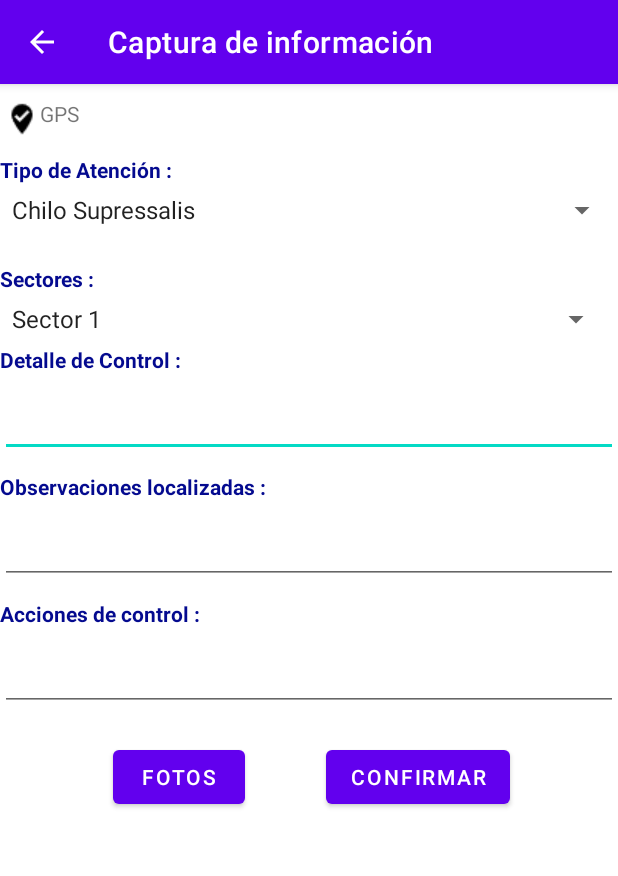
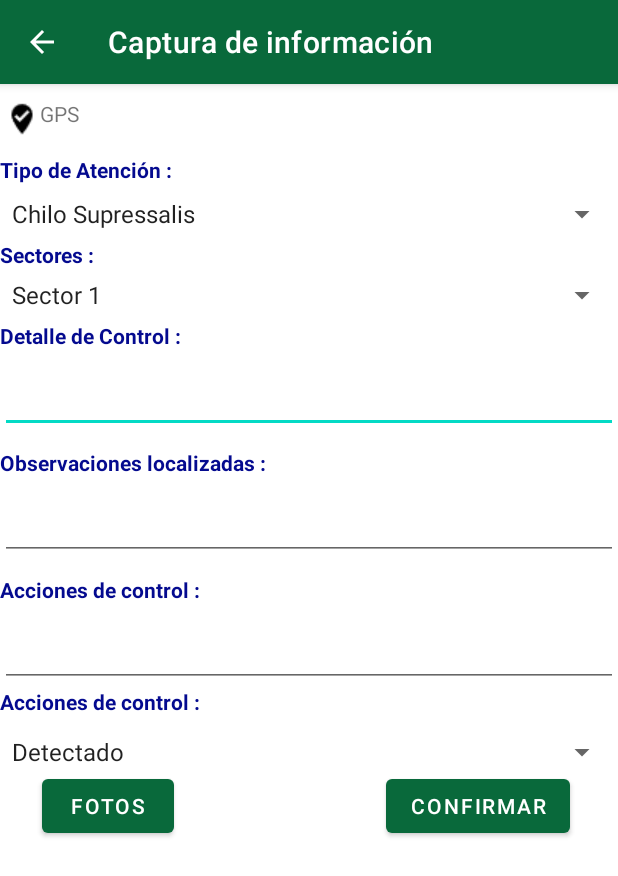
Before and after one commit to SmartFastSolution/Proyectodemoandroid, an Android app: the activity_capturadata screen opened directly, with no data from a screen before it, on a phone screen of 412 x 824 dp. Shown: the top 876 px of the screen. Run offline under Robolectric (Android 15) with nearby library versions, the phone set to English and light mode, and no system bars.

Commit message:
Actualización del sistema movil con los ultimos cambios solicitados

```diff
--- a/app/src/main/AndroidManifest.xml
+++ b/app/src/main/AndroidManifest.xml
@@ -20,7 +20,7 @@
         android:allowBackup="true"
         android:icon="@mipmap/ic_launcher"
         android:label="@string/app_name"
-        android:roundIcon="@mipmap/ic_launcher_round"
+        android:roundIcon="@drawable/logosanfelipe"
         android:supportsRtl="true"
         android:theme="@style/Theme.Proyectodemoandroid">
 
--- a/app/src/main/java/com/ec/proyectodemoandroid/AdaptadorAtenciones.java
+++ b/app/src/main/java/com/ec/proyectodemoandroid/AdaptadorAtenciones.java
@@ -39,7 +39,7 @@ public class AdaptadorAtenciones extends RecyclerView.Adapter<AdaptadorAtencione
         // Obtener los datos de la lista
         String tipoplaga = obj.getTipoplaga();
         String detallecontrol = obj.getDetallecontrol();
-        String fechaatencion = obj.getFechaatencion();
+        String fechaatencion = obj.getEstado() + " " + obj.getFechaatencion();
         float id = obj.getId();
         // Y poner a los TextView los datos con setText
         myViewHolder.tipoplaga.setText(tipoplaga);
--- a/app/src/main/java/com/ec/proyectodemoandroid/HelpDataBase.java
+++ b/app/src/main/java/com/ec/proyectodemoandroid/HelpDataBase.java
@@ -21,7 +21,7 @@ public class HelpDataBase extends SQLiteOpenHelper {
     @Override
     public void onCreate(SQLiteDatabase db) {
 
-        db.execSQL(String.format("CREATE TABLE IF NOT EXISTS %s(idatencion integer primary key autoincrement, idtipoplaga int, tipoplaga text, idsector int, detallecontrol text, observacion text, acciones text, fechaatencion text, latitud text, longitud text, fotos text, idusuario integer, estado integer)",
+        db.execSQL(String.format("CREATE TABLE IF NOT EXISTS %s(idatencion integer primary key autoincrement, idtipoplaga int, tipoplaga text, idsector int, detallecontrol text, observacion text, acciones text, fechaatencion text, latitud text, longitud text, fotos text, idusuario integer, estado text)",
                 NOMBRE_TABLA_ATENCIONES));
         db.execSQL(String.format("CREATE TABLE IF NOT EXISTS %s(idplaga integer, detalleplaga text)",
                 NOMBRE_TABLA_TIPOPLAGA));
@@ -43,6 +43,8 @@ public class HelpDataBase extends SQLiteOpenHelper {
         db.execSQL(ROW1);
         ROW1  = "INSERT INTO " + NOMBRE_TABLA_TIPOPLAGA + " (idplaga, detalleplaga) Values (5,'Malas hierbas');";
         db.execSQL(ROW1);
+        ROW1  = "INSERT INTO " + NOMBRE_TABLA_TIPOPLAGA + " (idplaga, detalleplaga) Values (6,'Agallador');";
+        db.execSQL(ROW1);
 
         ROW1  = "INSERT INTO " + NOMBRE_TABLA_SECTORES + " (idsector, detallesector) Values (1,'Sector 1');";
         db.execSQL(ROW1);
@@ -50,23 +52,12 @@ public class HelpDataBase extends SQLiteOpenHelper {
         db.execSQL(ROW1);
         ROW1  = "INSERT INTO " + NOMBRE_TABLA_SECTORES + " (idsector, detallesector) Values (3,'Sector 3');";
         db.execSQL(ROW1);
-
-        /*
-        ROW1  = "INSERT INTO " + NOMBRE_TABLA_ATENCIONES + " (idtipoplaga, tipoplaga, idsector, detallecontrol, observacion, acciones, fechaatencion, latitud, longitud, fotos, idusuario) " +
-                        "Values (1,'Chilo Supressalis',1,'Primer control', 'Se detecta daño en los márgenes o lindes de los arrozales y zonas con mayor densidad de siembra', 'Recomendamos el uso Confirm® 240 LV. Es un insecticida formulado a base de Tebufenocida 247 g/l y preparado de forma autosuspensible, que le confiere resistencia al lavado', '08/05/2021', '-2.05709746', '-79.9930006192', '', 3);";
+        ROW1  = "INSERT INTO " + NOMBRE_TABLA_SECTORES + " (idsector, detallesector) Values (3,'Sector 4');";
         db.execSQL(ROW1);
-
-        ROW1  = "INSERT INTO " + NOMBRE_TABLA_ATENCIONES + " (idtipoplaga, tipoplaga, idsector, detallecontrol, observacion, acciones, fechaatencion, latitud, longitud, fotos, idusuario) " +
-                "Values (2,'Rosquillas',2,'Segundo control', 'Se detecta daño en los márgenes o lindes de los arrozales y zonas con mayor densidad de siembra', 'Recomendamos el uso Confirm® 240 LV. Es un insecticida formulado a base de Tebufenocida 247 g/l y preparado de forma autosuspensible, que le confiere resistencia al lavado', '09/05/2021', '-2.057394089', '-79.9936275376', '', 3);";
+        ROW1  = "INSERT INTO " + NOMBRE_TABLA_SECTORES + " (idsector, detallesector) Values (3,'Sector 5');";
         db.execSQL(ROW1);
-
-        ROW1  = "INSERT INTO " + NOMBRE_TABLA_ATENCIONES + " (idtipoplaga, tipoplaga, idsector, detallecontrol, observacion, acciones, fechaatencion, latitud, longitud, fotos, idusuario) " +
-                "Values (3,'Pudenta',3,'Primer control', 'Se ha observado ya su presencia en rabo de gato (Polypogon spp.) de las lindes, en focos y también sobre el cultivo de arroz', 'Es importante eliminar las poblaciones de rabo de gato de las orillas e interior de las parcelas, ya que de esta manera evitamos que la primera generación de Pudenta se complete y pase al arroz próximo', '10/05/2021', '-2.0568320615', '-79.9932232446', '', 3);";
+        ROW1  = "INSERT INTO " + NOMBRE_TABLA_SECTORES + " (idsector, detallesector) Values (3,'Sector 6');";
         db.execSQL(ROW1);
-        */
-
-
-
 
     }
 
--- a/app/src/main/java/com/ec/proyectodemoandroid/activity_capturadata.java
+++ b/app/src/main/java/com/ec/proyectodemoandroid/activity_capturadata.java
@@ -47,7 +47,7 @@ public class activity_capturadata extends AppCompatActivity implements LocationL
     private TextView lblGPSRun;
 
     private Button bntConfirmar, bntFotos;
-    private Spinner listTipoAtencion, listSectores;
+    private Spinner listTipoAtencion, listSectores, listEstados;
     private TextView txtDetalleControl, txtObservacionesControl, txtAccionesControl;
 
     protected LocationManager locationManager;
@@ -64,6 +64,7 @@ public class activity_capturadata extends AppCompatActivity implements LocationL
 
     private ArrayAdapter<String> adapter;
     private ArrayAdapter<String> adapter1;
+    private ArrayAdapter<String> adapter2;
 
     @Override
     protected void onCreate(Bundle savedInstanceState) {
@@ -78,6 +79,8 @@ public class activity_capturadata extends AppCompatActivity implements LocationL
 
         listTipoAtencion = (Spinner) findViewById(R.id.listTipoAtencion);
         listSectores = (Spinner) findViewById(R.id.listSectores);
+        listEstados =  (Spinner) findViewById(R.id.listEstados);
+
         bntConfirmar = findViewById(R.id.bntConfirmar);
         bntFotos = findViewById(R.id.bntFotos);
 
@@ -151,6 +154,7 @@ public class activity_capturadata extends AppCompatActivity implements LocationL
             String observaciones = txtObservacionesControl.getText().toString();
             String acciones = txtAccionesControl.getText().toString();
             String fechaatencion = sdf.format(new Date());
+            String estado = listEstados.getSelectedItem().toString();
 
 
             String ls_lat = "";
@@ -159,10 +163,10 @@ public class activity_capturadata extends AppCompatActivity implements LocationL
             try{ls_lon = lblGPSRun.getText().toString().equals("")? "" : lblGPSRun.getText().toString().split(";")[1].trim(); }catch (Exception e){ls_lon = "";}
 
             if(lc_idAtencion.equals("")){
-                Atenciones oInsert = new Atenciones(idtipoplaga, tipoplaga, idsector, detallecontrol, observaciones, acciones, fechaatencion, ls_lat, ls_lon, lc_fotos,"1", "0");
+                Atenciones oInsert = new Atenciones(idtipoplaga, tipoplaga, idsector, detallecontrol, observaciones, acciones, fechaatencion, ls_lat, ls_lon, lc_fotos,"1", estado);
                 atencionesController.nuevaAtencion(oInsert);
-            }else if(lc_estado.equals("0")){
-                Atenciones oUpdate = new Atenciones(idtipoplaga, tipoplaga, idsector, detallecontrol, observaciones, acciones, fechaatencion, ls_lat, ls_lon, lc_fotos, "1", "1", Long.valueOf(lc_idAtencion));
+            }else if(!lc_estado.equals("Detectado")){
+                Atenciones oUpdate = new Atenciones(idtipoplaga, tipoplaga, idsector, detallecontrol, observaciones, acciones, fechaatencion, ls_lat, ls_lon, lc_fotos, "1", estado, Long.valueOf(lc_idAtencion));
                 atencionesController.actualizarAtencion(oUpdate);
             }else{
                 Toast.makeText(activity_capturadata.this, "No es posible modificar atenciones enviadas, contacte con el coordinador", Toast.LENGTH_SHORT).show();
@@ -195,6 +199,16 @@ public class activity_capturadata extends AppCompatActivity implements LocationL
         adapter1 = new ArrayAdapter<String>(this, android.R.layout.simple_spinner_item, sourceSector);
         adapter1.setDropDownViewResource(android.R.layout.simple_spinner_dropdown_item);
         listSectores.setAdapter(adapter1);
+
+        List<String> sourceEstados =  new ArrayList<>();
+        sourceEstados.add("Detectado");
+        sourceEstados.add("En Seguimiento");
+        sourceEstados.add("Solucionado");
+
+        adapter2 = new ArrayAdapter<String>(this, android.R.layout.simple_spinner_item, sourceEstados);
+        adapter2.setDropDownViewResource(android.R.layout.simple_spinner_dropdown_item);
+        listEstados.setAdapter(adapter2);
+
     }
 
     private void p_cargarAtencion(String id){
@@ -211,6 +225,12 @@ public class activity_capturadata extends AppCompatActivity implements LocationL
         this.txtAccionesControl.setText(listaAtenciones.get(0).getAcciones().toString());
         lc_fotos = listaAtenciones.get(0).getFotos().toString();
         lc_estado = listaAtenciones.get(0).getEstado().toString();
+        if(lc_estado.equals("Detectado"))
+            this.listEstados.setSelection(0);
+        else if(lc_estado.equals("En Seguimiento"))
+            this.listEstados.setSelection(1);
+        else
+            this.listEstados.setSelection(2);
     }
 
     /*Metodos para tomar fotos*/
--- a/app/src/main/res/layout/activity_capturadata.xml
+++ b/app/src/main/res/layout/activity_capturadata.xml
@@ -17,15 +17,25 @@
             android:layout_width="match_parent"
             android:layout_height="wrap_content"
             android:layout_marginTop="5dp"
-        android:layout_marginEnd="4dp"
             app:layout_constraintEnd_toEndOf="parent"
+            app:layout_constraintStart_toStartOf="parent"
             app:layout_constraintTop_toBottomOf="@+id/lblTipoAtencion4" />
+
+        <Spinner
+            android:id="@+id/listEstados"
+            android:layout_width="match_parent"
+            android:layout_height="wrap_content"
+            android:layout_marginTop="12dp"
+            app:layout_constraintEnd_toEndOf="parent"
+            app:layout_constraintHorizontal_bias="0.0"
+            app:layout_constraintStart_toStartOf="parent"
+            app:layout_constraintTop_toBottomOf="@+id/lblAccionesControl2" />
 
         <TextView
             android:id="@+id/lblTipoAtencion4"
             android:layout_width="match_parent"
             android:layout_height="wrap_content"
-        android:layout_marginTop="24dp"
+            android:layout_marginTop="5dp"
             android:text="@string/lbl_sectores"
             android:textColor="@color/colorPrimary"
             android:textStyle="bold"
@@ -59,6 +69,17 @@
             app:layout_constraintHorizontal_bias="0.0"
             app:layout_constraintStart_toStartOf="parent"
             app:layout_constraintTop_toBottomOf="@+id/txtObservacionesControl" />
+
+        <TextView
+            android:id="@+id/lblAccionesControl2"
+            android:layout_width="match_parent"
+            android:layout_height="wrap_content"
+            android:text="@string/lbl_accionescontrol"
+            android:textColor="@color/colorPrimary"
+            android:textStyle="bold"
+            app:layout_constraintEnd_toEndOf="parent"
+            app:layout_constraintStart_toStartOf="parent"
+            app:layout_constraintTop_toBottomOf="@+id/txtAccionesControl" />
 
         <EditText
             android:id="@+id/txtObservacionesControl"
@@ -128,8 +149,9 @@
             android:id="@+id/listTipoAtencion"
             android:layout_width="match_parent"
             android:layout_height="wrap_content"
-        android:layout_marginTop="5dp"
+            android:layout_marginTop="8dp"
             app:layout_constraintEnd_toEndOf="parent"
+            app:layout_constraintStart_toStartOf="parent"
             app:layout_constraintTop_toBottomOf="@+id/lblTipoAtencion" />
 
         <EditText
@@ -148,22 +170,20 @@
             android:id="@+id/bntFotos"
             android:layout_width="wrap_content"
             android:layout_height="wrap_content"
-        android:layout_marginTop="20dp"
             android:text="@string/bnt_fotos"
             app:layout_constraintEnd_toStartOf="@+id/bntConfirmar"
-        app:layout_constraintHorizontal_bias="0.582"
+            app:layout_constraintHorizontal_bias="0.165"
             app:layout_constraintStart_toStartOf="parent"
-        app:layout_constraintTop_toBottomOf="@+id/txtAccionesControl" />
+            app:layout_constraintTop_toBottomOf="@+id/listEstados" />
 
         <Button
             android:id="@+id/bntConfirmar"
             android:layout_width="wrap_content"
             android:layout_height="wrap_content"
-        android:layout_marginTop="20dp"
-        android:layout_marginEnd="72dp"
+            android:layout_marginEnd="32dp"
             android:text="@string/bnt_confirmar"
             app:layout_constraintEnd_toEndOf="parent"
-        app:layout_constraintTop_toBottomOf="@+id/txtAccionesControl" />
+            app:layout_constraintTop_toBottomOf="@+id/listEstados" />
 
     </androidx.constraintlayout.widget.ConstraintLayout>
 
--- a/app/src/main/res/layout/activity_main.xml
+++ b/app/src/main/res/layout/activity_main.xml
@@ -4,7 +4,7 @@
     xmlns:tools="http://schemas.android.com/tools"
     android:layout_width="match_parent"
     android:layout_height="match_parent"
-    android:background="@drawable/demo"
+    android:background="@drawable/logosanfelipemovil"
     tools:context=".MainActivity">
 
     <Button
@@ -23,7 +23,6 @@
         app:layout_constraintEnd_toEndOf="parent"
         app:layout_constraintStart_toStartOf="parent"
         app:layout_constraintTop_toTopOf="parent"
-        app:layout_constraintVertical_bias="0.972"
-        />
+        app:layout_constraintVertical_bias="0.929" />
 
 </androidx.constraintlayout.widget.ConstraintLayout>
--- a/app/src/main/res/values/colors.xml
+++ b/app/src/main/res/values/colors.xml
@@ -1,8 +1,8 @@
 <?xml version="1.0" encoding="utf-8"?>
 <resources>
-    <color name="purple_200">#FFBB86FC</color>
-    <color name="purple_500">#FF6200EE</color>
-    <color name="purple_700">#FF3700B3</color>
+    <color name="purple_200">#09693B</color>
+    <color name="purple_500">#09693B</color>
+    <color name="purple_700">#09693B</color>
     <color name="teal_200">#FF03DAC5</color>
     <color name="teal_700">#FF018786</color>
     <color name="black">#FF000000</color>
@@ -14,6 +14,7 @@
     <color name="colorTitulos">#ffffff</color>
     <color name="colorBackGround">#ffffff</color>
     <color name="colorSubTitulos">#1ba9d9</color>
-    <color name="colorSubTitulos1">#BBBBBB</color>
+    <color name="colorSubTitulos1">#09693B</color>
+
 
 </resources>
```
Also changed, not shown: app/src/main/java/com/ec/proyectodemoandroid/activity_atenciones.java (+59 -3 lines), app/src/main/java/com/ec/proyectodemoandroid/controllers/AtencionesController.java (+5 -4 lines), app/src/main/res/layout/activity_atenciones.xml (+9 -5 lines), app/src/main/res/layout/activity_login.xml (+9 -9 lines), app/src/main/res/drawable/logosanfelipe.png (added), app/src/main/res/drawable/logosanfelipemovil.png (added). Lines whose indentation alone changed are shown as unchanged.
